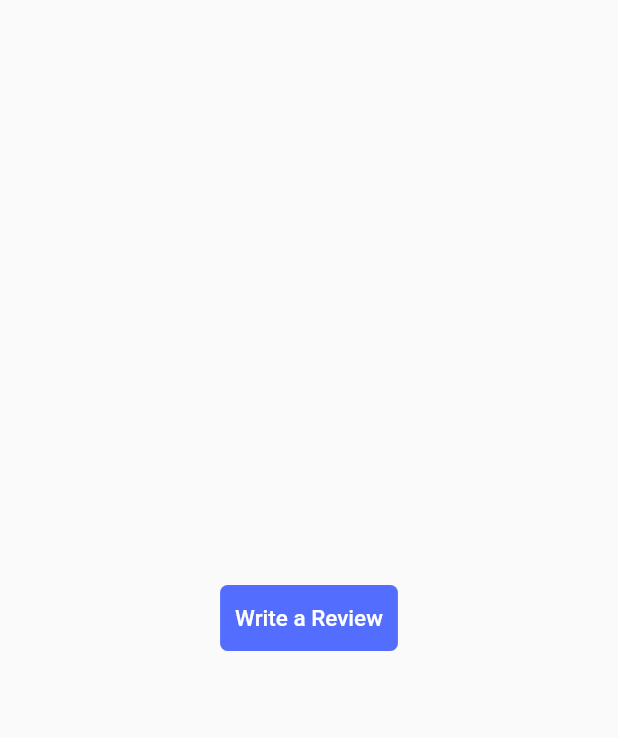
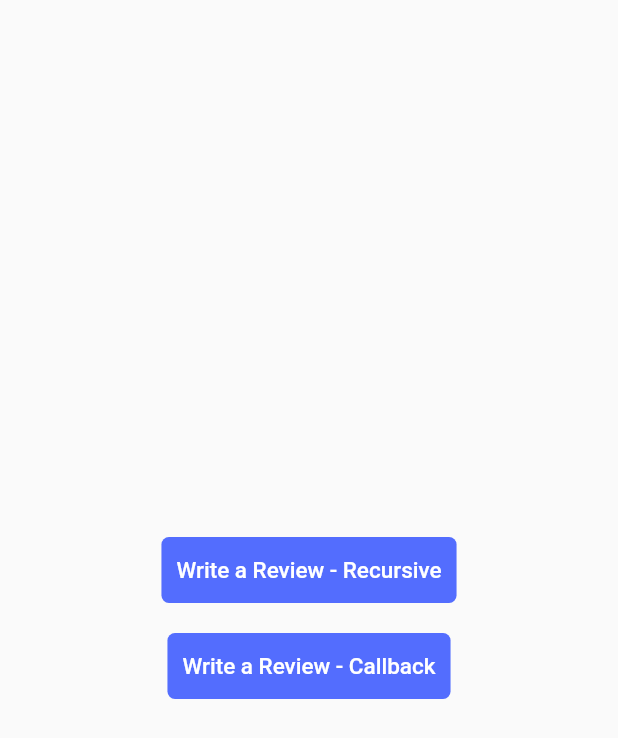
Before and after one commit to mookypoo/recursive_callback_functions, a Flutter app: the screen it shows after launch, on a phone screen of 412 x 824 dp. Shown: the top 738 px of the screen. Run offline on Flutter 3.47's test engine with Material 2 defaults, Android fonts, the light colour scheme and no system bars.

Commit message:
feat: callback function example added

```diff
--- a/lib/main.dart
+++ b/lib/main.dart
@@ -4,12 +4,17 @@ import 'package:recursive_callback/write_review_page.dart';
 
 void main() => runApp(const Main());
 
+final GlobalKey<NavigatorState> navigatorKey = GlobalKey<NavigatorState>();
+
 class Main extends StatelessWidget {
   const Main({Key? key}) : super(key: key);
 
   @override
   Widget build(BuildContext context) {
-    return const MaterialApp(home: Home());
+    return MaterialApp(
+      home: Home(),
+      navigatorKey: navigatorKey,
+    );
   }
 }
 
@@ -20,13 +25,17 @@ class Home extends StatelessWidget {
   Widget build(BuildContext context) {
     return Scaffold(
       body: Center(
-        child: ColoredTextButton(
-          text: "Write a Review",
+        child: Column(
+          mainAxisAlignment: MainAxisAlignment.center,
+          crossAxisAlignment: CrossAxisAlignment.center,
+          children: <Widget>[
+            ColoredTextButton(
+              text: "Write a Review - Recursive",
               onPressed: () async {
-
+                /// example of recursive function
                 Future<void> _recursive({String review = ""}) async {
                   final String _review = await Navigator.of(context).push<String>(MaterialPageRoute(
-                  builder: (BuildContext ctx) => WriteReviewPage(review: review)
+                      builder: (_) => WriteReviewPage(review: review)
                   )) ?? "";
 
                   if (_review.isEmpty) return;
@@ -42,8 +51,18 @@ class Home extends StatelessWidget {
                 }
 
                 await _recursive();
-
               },
+            ),
+            Padding(
+              padding: const EdgeInsets.only(top: 20.0),
+              child: ColoredTextButton(
+                text: "Write a Review - Callback",
+                onPressed: () async => await Navigator.of(context).push(MaterialPageRoute(
+                  builder: (_) => WriteReviewPage(review: "", isRecursive: false,)
+                )),
+              ),
+            ),
+          ],
         ),
       ),
     );
--- a/pubspec.yaml
+++ b/pubspec.yaml
@@ -35,6 +35,7 @@ dependencies:
   # The following adds the Cupertino Icons font to your application.
   # Use with the CupertinoIcons class for iOS style icons.
   cupertino_icons: ^1.0.2
+  http: ^0.13.5
 
 dev_dependencies:
   flutter_test:
```
Also changed, not shown: lib/api_service.dart (added, +42 -0 lines), lib/write_review_page.dart (+42 -9 lines), pubspec.lock. Lines whose indentation alone changed are shown as unchanged.
